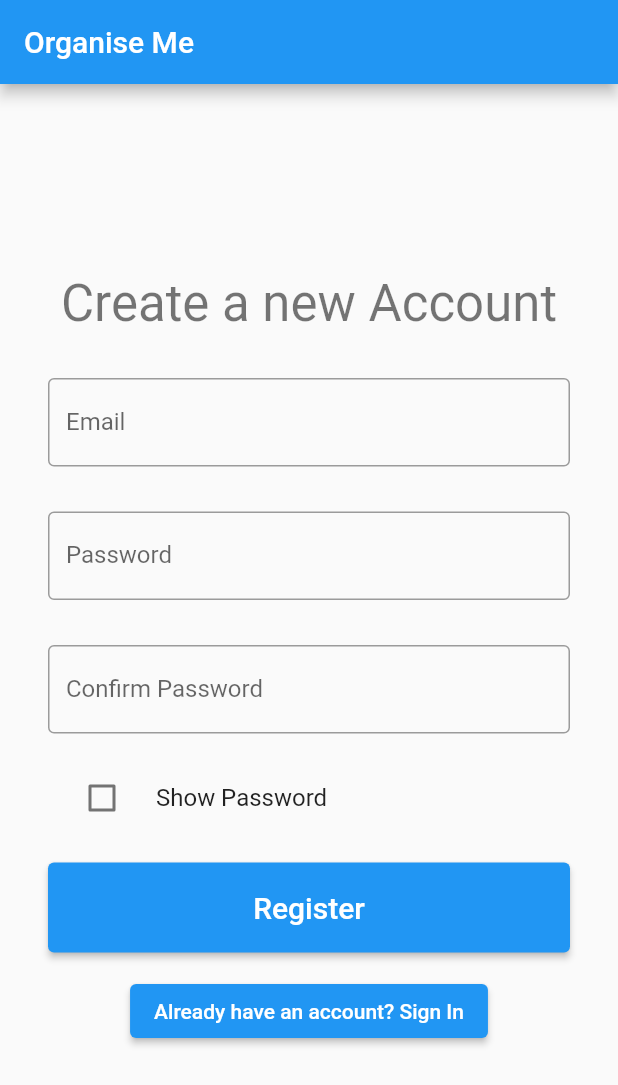
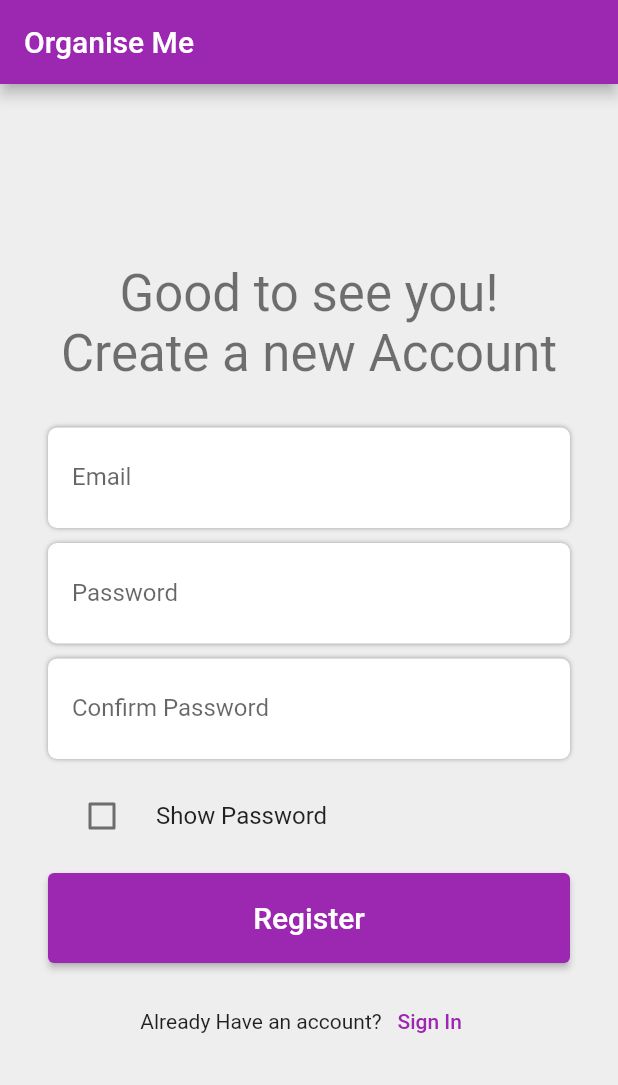
Before and after one commit to rahulob/organise_me, a Flutter app: the screen it shows after launch, after a tap on "Register", on a phone screen of 412 x 824 dp. Shown: the top 1085 px of the screen. Run offline on Flutter 3.47's test engine with Material 2 defaults, Android fonts, the phone set to English and light mode, and no system bars; our stand-ins replace firebase_auth, firebase_core; accounts and stored records are empty; network calls fail.

Commit message:
Created Register and Sign In functionality
- User can create an account
- User can signIn to an existing account

```diff
--- a/lib/login_page.dart
+++ b/lib/login_page.dart
@@ -1,3 +1,4 @@
+import 'package:firebase_auth/firebase_auth.dart';
 import 'package:flutter/material.dart';
 
 class LoginPage extends StatefulWidget {
@@ -8,12 +9,13 @@ class LoginPage extends StatefulWidget {
 }
 
 class _LoginPageState extends State<LoginPage> {
-  String _email = '';
-  String _password = '';
-  String _confirmPassword = '';
+  final _emailController = TextEditingController();
+  final _passwordController = TextEditingController();
+  final _confirmPasswordController = TextEditingController();
 
   bool _registerUser = true;
   bool _showPassword = false;
+  bool _error = false;
 
   @override
   Widget build(BuildContext context) {
@@ -31,50 +33,40 @@ class _LoginPageState extends State<LoginPage> {
                 // Title
                 Text(
                   _registerUser
-                      ? 'Create a new Account'
-                      : 'Sign In to your Account',
+                      ? 'Good to see you! Create a new Account'
+                      : 'Welcome Back! Sign In to your Account',
                   style: Theme.of(context).textTheme.headline4,
                   textAlign: TextAlign.center,
                 ),
                 const SizedBox(height: 30),
 
                 // Text Inputs
-                TextField(
-                  decoration: const InputDecoration(
-                    border: OutlineInputBorder(),
-                    labelText: 'Email',
-                  ),
-                  onChanged: ((value) => setState(() => _email = value)),
+                TextInput(
+                  controller: _emailController,
+                  label: 'Email',
                 ),
-                const SizedBox(height: 30),
-                TextField(
+                const SizedBox(height: 10),
+                TextInput(
+                  controller: _passwordController,
                   obscureText: !_showPassword,
-                  decoration: const InputDecoration(
-                    border: OutlineInputBorder(),
-                    labelText: 'Password',
-                  ),
-                  onChanged: ((value) => setState(() => _password = value)),
+                  label: 'Password',
                 ),
                 Visibility(
                   visible: _registerUser,
                   child: Column(
                     children: [
-                      const SizedBox(height: 30),
-                      TextField(
+                      const SizedBox(height: 10),
+                      TextInput(
+                        controller: _confirmPasswordController,
                         obscureText: !_showPassword,
-                        decoration: const InputDecoration(
-                          border: OutlineInputBorder(),
-                          labelText: 'Confirm Password',
-                        ),
-                        onChanged: ((value) =>
-                            setState(() => _confirmPassword = value)),
+                        label: 'Confirm Password',
                       ),
                     ],
                   ),
                 ),
 
                 // checkbox to show/hide password
-                const SizedBox(height: 15),
+                const SizedBox(height: 10),
                 CheckboxListTile(
                   title: const Text('Show Password'),
                   value: _showPassword,
@@ -83,7 +75,7 @@ class _LoginPageState extends State<LoginPage> {
                   }),
                   controlAffinity: ListTileControlAffinity.leading,
                 ),
-                const SizedBox(height: 15),
+                const SizedBox(height: 10),
 
                 // Login Buttons
                 ElevatedButton(
@@ -96,12 +88,19 @@ class _LoginPageState extends State<LoginPage> {
                   ),
                 ),
                 const SizedBox(height: 15),
-                ElevatedButton(
-                    onPressed: () =>
-                        setState(() => _registerUser = !_registerUser),
-                    child: Text(_registerUser
-                        ? 'Already have an account? Sign In'
-                        : 'New Here? Register now')),
+                Row(
+                  mainAxisAlignment: MainAxisAlignment.center,
+                  children: [
+                    Text(!_registerUser
+                        ? 'New Here?'
+                        : 'Already Have an account?'),
+                    TextButton(
+                        onPressed: () =>
+                            setState(() => _registerUser = !_registerUser),
+                        child:
+                            Text(_registerUser ? 'Sign In' : 'Register now')),
+                  ],
+                ),
               ],
             ),
           ),
@@ -110,6 +109,60 @@ class _LoginPageState extends State<LoginPage> {
     );
   }
 
-  void signIn() {}
-  void registerUser() {}
+  Future signIn() async {
+    await FirebaseAuth.instance
+        .signInWithEmailAndPassword(
+          email: _emailController.text.trim(),
+          password: _passwordController.text.trim(),
+        )
+        .then((value) =>
+            const SnackBar(content: Center(child: Text('Signed In'))));
+  }
+
+  Future registerUser() async {
+    if (_passwordController.text != _confirmPasswordController.text) return;
+    await FirebaseAuth.instance
+        .createUserWithEmailAndPassword(
+          email: _emailController.text.trim(),
+          password: _passwordController.text.trim(),
+        )
+        .then((value) => const SnackBar(
+            content: Center(child: Text('New account created'))));
+  }
 }
+
+class TextInput extends StatelessWidget {
+  const TextInput({
+    super.key,
+    required this.controller,
+    required this.label,
+    this.obscureText = false,
+  });
+  final TextEditingController controller;
+  final String label;
+  final bool obscureText;
+
+  @override
+  Widget build(BuildContext context) {
+    return Container(
+      decoration: BoxDecoration(
+          color: Colors.white,
+          borderRadius: BorderRadius.circular(6),
+          boxShadow: const [
+            BoxShadow(
+              blurRadius: 2,
+              color: Colors.grey,
+            )
+          ]),
+      child: TextFormField(
+        obscureText: obscureText,
+        controller: controller,
+        decoration: InputDecoration(
+          border: InputBorder.none,
+          labelText: label,
+          contentPadding: const EdgeInsetsDirectional.all(16),
+        ),
+      ),
+    );
+  }
+}
--- a/lib/main.dart
+++ b/lib/main.dart
@@ -1,3 +1,4 @@
+import 'package:firebase_auth/firebase_auth.dart';
 import 'package:firebase_core/firebase_core.dart';
 import 'package:flutter/material.dart';
 import 'package:organise_me/login_page.dart';
@@ -21,9 +22,15 @@ class MyApp extends StatelessWidget {
       title: 'Organise Me',
       debugShowCheckedModeBanner: false,
       theme: ThemeData(
-        primarySwatch: Colors.blue,
+        primarySwatch: Colors.purple,
+        scaffoldBackgroundColor: Colors.grey[200],
       ),
-      home: const HomePage(),
+      home: StreamBuilder<User?>(
+          stream: FirebaseAuth.instance.authStateChanges(),
+          builder: (context, snapshot) {
+            if (snapshot.hasData) return const HomePage();
+            return const LoginPage();
+          }),
     );
   }
 }
@@ -38,6 +45,14 @@ class HomePage extends StatefulWidget {
 class _HomePageState extends State<HomePage> {
   @override
   Widget build(BuildContext context) {
-    return const LoginPage();
+    return Scaffold(
+      appBar: AppBar(title: const Text('Home Page')),
+      body: Center(
+        child: ElevatedButton(
+          onPressed: () => FirebaseAuth.instance.signOut(),
+          child: const Text('Sign Out'),
+        ),
+      ),
+    );
   }
 }
```
Also changed, not shown: pubspec.yaml (+3 -4 lines), pubspec.lock, 1 other file.
